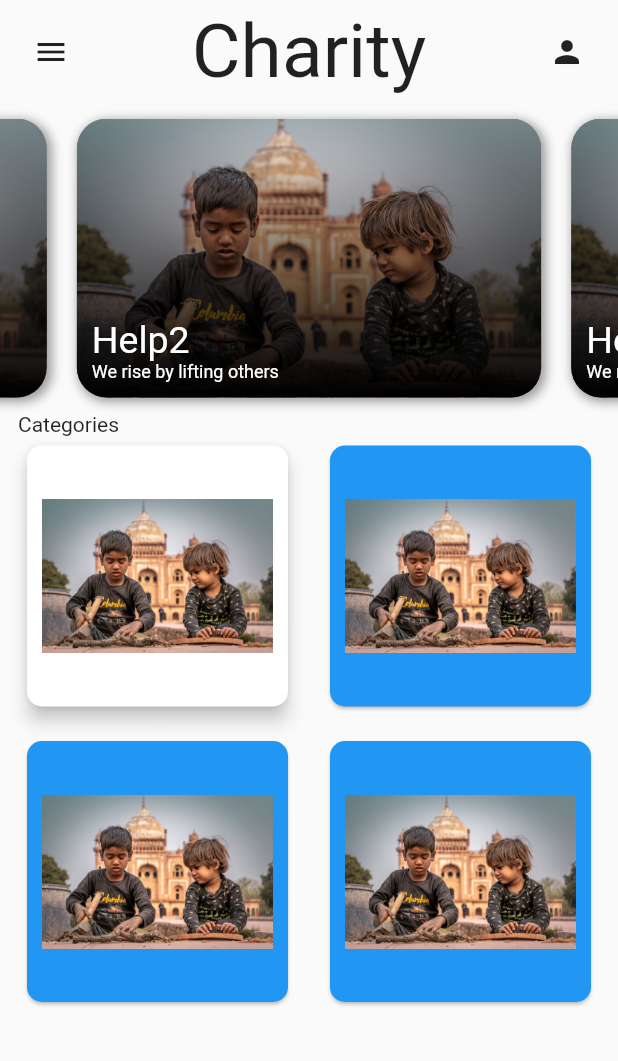
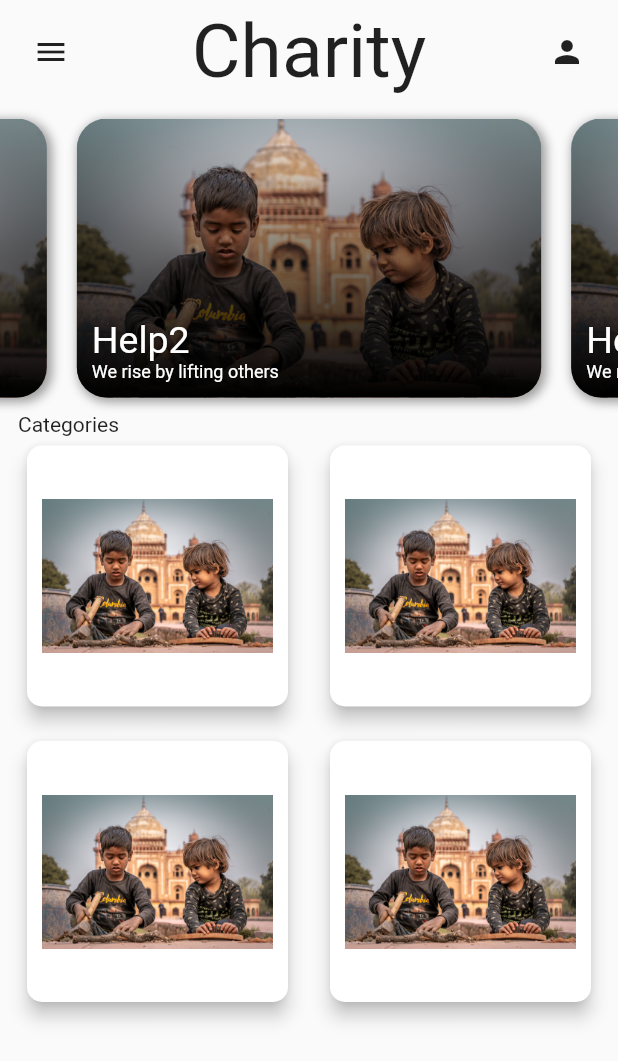
Before and after one commit to AditiBarnwal/ngo_flutterapp, a Flutter app: the screen it shows after launch, on a phone screen of 412 x 824 dp. Shown: the top 1061 px of the screen. Run offline on Flutter 3.47's test engine with Material 2 defaults, Android fonts, the phone set to English and light mode, and no system bars; our stand-ins replace google_fonts; Roboto replaces fonts that are missing (Samantha).

Commit message:
Home page updated

```diff
--- a/lib/Screens/homeScreen.dart
+++ b/lib/Screens/homeScreen.dart
@@ -1,6 +1,9 @@
+
+
 
 
 import 'package:flutter/cupertino.dart';
+import 'package:flutter/foundation.dart';
 import 'package:flutter/material.dart';
 import 'package:flutter/services.dart';
 import 'package:google_fonts/google_fonts.dart';
@@ -15,7 +18,12 @@ var bannerImage = [
 class HomeScreen extends StatelessWidget {
 
   static const String id= 'home-screen';
-
+  List categories=[
+    "assets/images/help3.jpg",
+    "assets/images/help3.jpg",
+    "assets/images/help3.jpg",
+    "assets/images/help3.jpg"
+  ];
   @override
   Widget build(BuildContext context) {
     var screenHeight = MediaQuery.of(context).size.height;
@@ -53,7 +61,7 @@ class HomeScreen extends StatelessWidget {
                     child: Column(
                       crossAxisAlignment: CrossAxisAlignment.start,
 
-                      children: [
+                      children: <Widget>[
                         Text("Categories"),
                         SizedBox(
 
@@ -85,10 +93,11 @@ class HomeScreen extends StatelessWidget {
                               Container(
                                 height: 300,
                                 child: Card(
+                                  elevation: 5,
                                   shape: RoundedRectangleBorder(
                                       borderRadius: BorderRadius.circular(10)
                                   ),
-                                   color: Colors.blue,
+
                                   child: Padding(
                                     padding: const EdgeInsets.all(10.0),
                                     child: Image.asset('assets/images/help3.jpg',
@@ -99,10 +108,11 @@ class HomeScreen extends StatelessWidget {
                               Container(
                                 height: 300,
                                 child: Card(
+                                  elevation: 5,
                                   shape: RoundedRectangleBorder(
                                       borderRadius: BorderRadius.circular(10)
                                   ),
-                                   color: Colors.blue,
+
                                   child: Padding(
                                     padding: const EdgeInsets.all(10.0),
                                     child: Image.asset('assets/images/help3.jpg',
@@ -113,10 +123,11 @@ class HomeScreen extends StatelessWidget {
                               Container(
                                 height: 300,
                                 child: Card(
+                                  elevation: 5,
                                   shape: RoundedRectangleBorder(
                                       borderRadius: BorderRadius.circular(10)
                                   ),
-                                   color: Colors.blue,
+
                                   child: Padding(
                                     padding: const EdgeInsets.all(10.0),
                                     child: Image.asset('assets/images/help3.jpg',
@@ -130,6 +141,36 @@ class HomeScreen extends StatelessWidget {
                         ),
                       ],
                     ),
+                  ),
+                  Column(
+                    crossAxisAlignment: CrossAxisAlignment.start,
+
+                    children:<Widget> [
+                      Container(
+                        child: Padding(
+                          padding: const EdgeInsets.all(8.0),
+                          child: Column(
+                            crossAxisAlignment: CrossAxisAlignment.start,
+                            children: [
+                              ClipRRect(
+                                borderRadius: BorderRadius.circular(12),
+                                  child: Image.asset("assets/images/help3.jpg")),
+                              Text("NGO1",style: TextStyle(
+                                fontSize: 30,
+                                fontWeight: FontWeight.bold,
+                              ),),
+                              Text("ABOUT NGO1",style: TextStyle(
+
+                                fontSize: 25,
+                                fontWeight: FontWeight.w500,
+                              ),),
+                            ],
+                          ),
+                        ),
+
+                      ),
+
+                    ],
                   )
 
 
```
Lines whose indentation alone changed are shown as unchanged.
